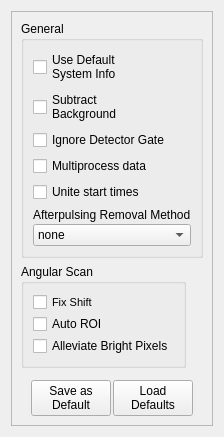
Above: gui/optionswindow.ui from Th3Tr00p3r/gSTED-sFCS before the change. Below: the same form after it.
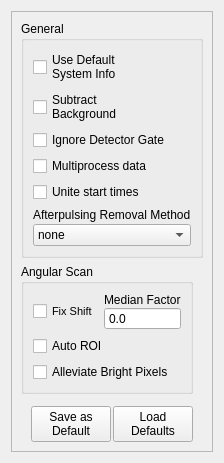
That is the form after the change.

Patch:
```diff
--- a/gui/optionswindow.ui
+++ b/gui/optionswindow.ui
@@ -7,7 +7,7 @@
     <x>0</x>
     <y>0</y>
     <width>201</width>
-    <height>399</height>
+    <height>427</height>
    </rect>
   </property>
   <property name="windowTitle">
@@ -121,7 +121,7 @@
        </widget>
       </item>
       <item>
-       <layout class="QHBoxLayout" name="horizontalLayout_2" stretch="1,10">
+       <layout class="QHBoxLayout" name="horizontalLayout_2" stretch="0,10">
         <property name="spacing">
          <number>0</number>
         </property>
@@ -130,9 +130,11 @@
           <property name="title">
            <string>Angular Scan</string>
           </property>
-          <layout class="QVBoxLayout" name="verticalLayout_2">
+          <layout class="QVBoxLayout" name="verticalLayout_5">
+           <item>
+            <layout class="QHBoxLayout" name="horizontalLayout_3">
            <property name="spacing">
-            <number>2</number>
+              <number>6</number>
            </property>
            <item>
             <widget class="QCheckBox" name="fixShift">
@@ -151,6 +153,41 @@
               <bool>false</bool>
              </property>
             </widget>
+             </item>
+             <item>
+              <layout class="QVBoxLayout" name="verticalLayout">
+               <property name="spacing">
+                <number>0</number>
+               </property>
+               <item>
+                <widget class="QLabel" name="label_2">
+                 <property name="text">
+                  <string>Median Factor</string>
+                 </property>
+                </widget>
+               </item>
+               <item>
+                <widget class="QDoubleSpinBox" name="medFac">
+                 <property name="buttonSymbols">
+                  <enum>QAbstractSpinBox::NoButtons</enum>
+                 </property>
+                 <property name="decimals">
+                  <number>1</number>
+                 </property>
+                 <property name="minimum">
+                  <double>0.000000000000000</double>
+                 </property>
+                 <property name="maximum">
+                  <double>5.000000000000000</double>
+                 </property>
+                 <property name="singleStep">
+                  <double>0.100000000000000</double>
+                 </property>
+                </widget>
+               </item>
+              </layout>
+             </item>
+            </layout>
            </item>
            <item>
             <widget class="QCheckBox" name="autoRoi">
```
Left out of the diff: 2 changed lines with no effect on the pictures. Lines whose indentation alone changed are shown as unchanged.
